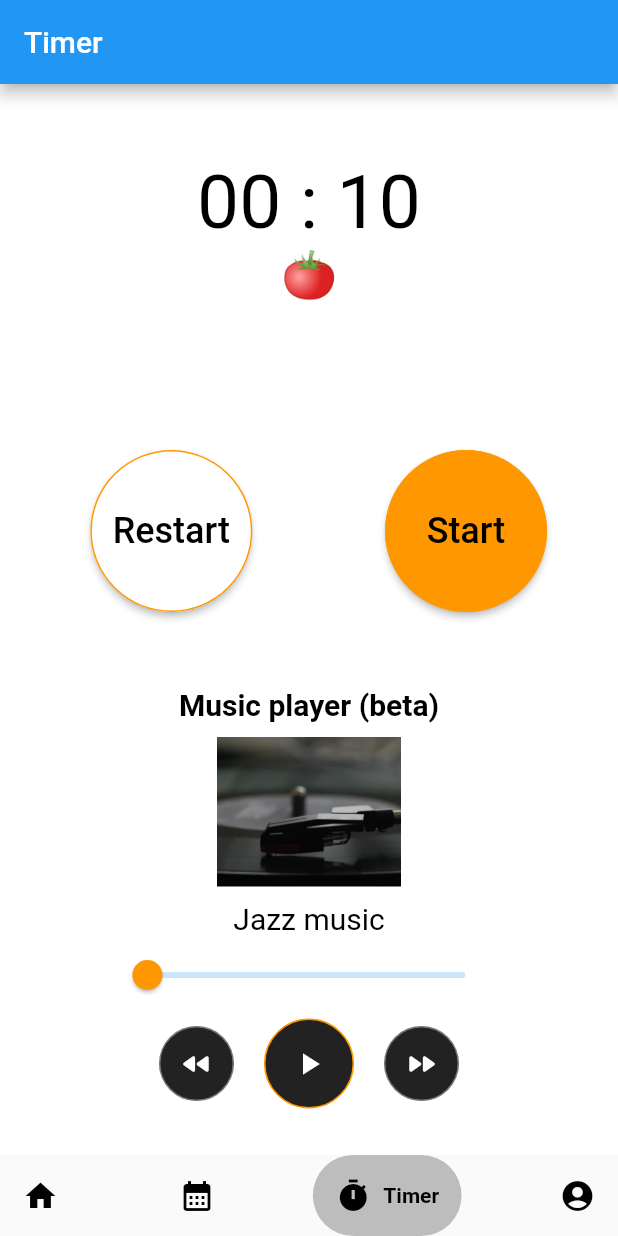
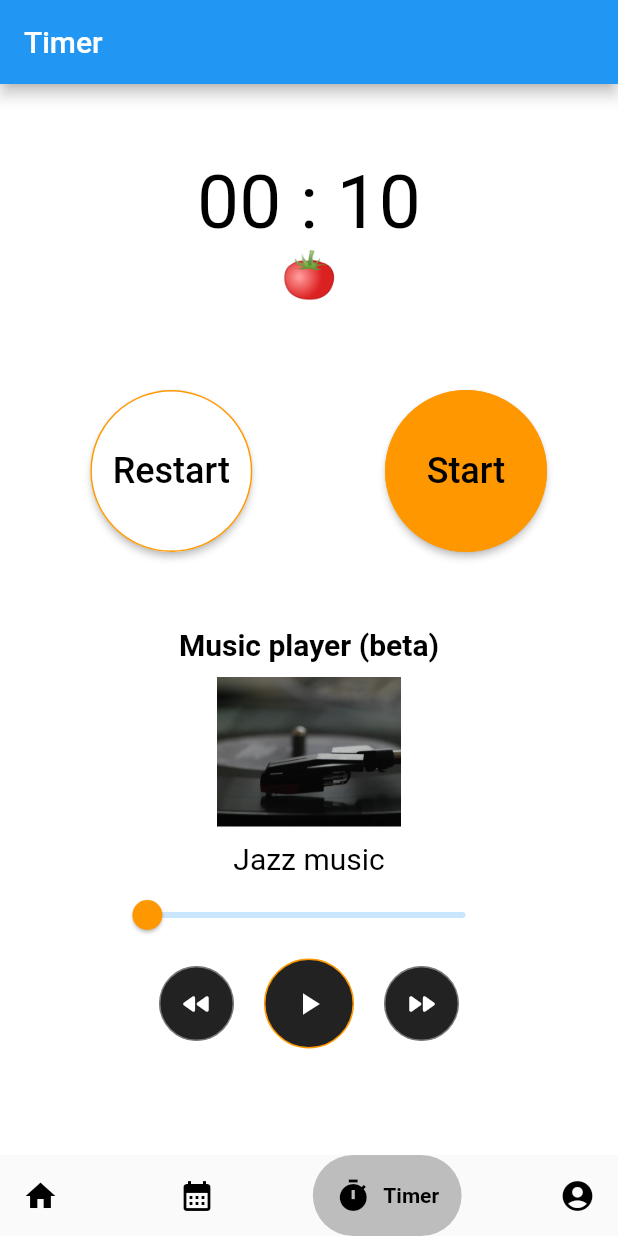
Before and after one commit to GitAndreaHub/Organizd2-flutter, a Flutter app: the screen it shows after launch, item 3 of the bottom bar chosen, on a phone screen of 412 x 824 dp. Run offline on Flutter 3.47's test engine with Material 2 defaults, Android fonts, the phone set to English and light mode, and no system bars; drawn by our look-alikes of google_nav_bar; our stand-ins replace audioplayers, fluttertoast, sqflite; missing offline and left inert: dart:ffi, flutter_ringtone_player; accounts and stored records are empty.

Commit message:
Sistemazione view timer & player.

```diff
--- a/lib/timer.dart
+++ b/lib/timer.dart
@@ -174,7 +174,7 @@ class _MyTimerPageState extends State<MyTimerPage> {
             ],
           ),
 
-          // Testo pomodoro / At work/ Break
+          // Testo pomodoro
           Row(
             mainAxisAlignment: MainAxisAlignment.center,
             crossAxisAlignment: CrossAxisAlignment.start,
@@ -188,7 +188,7 @@ class _MyTimerPageState extends State<MyTimerPage> {
             ],
           ),
           SizedBox(
-            height: 100,
+            height: 60,
           ),
           Row(
             mainAxisAlignment: MainAxisAlignment.spaceEvenly,
```
